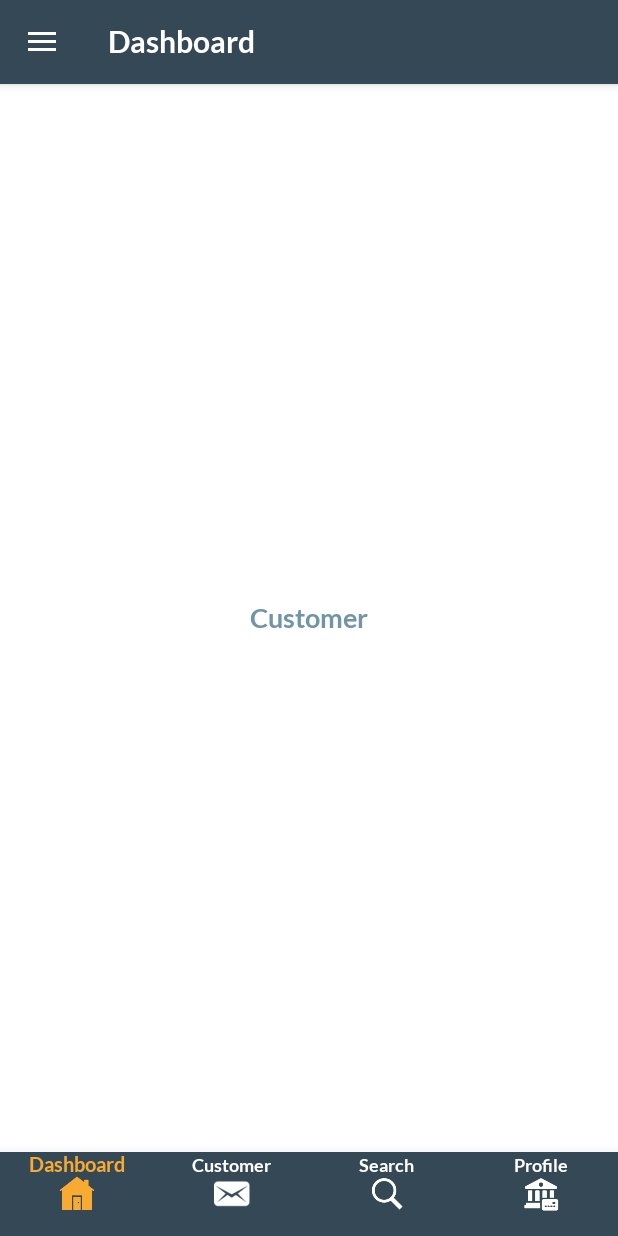
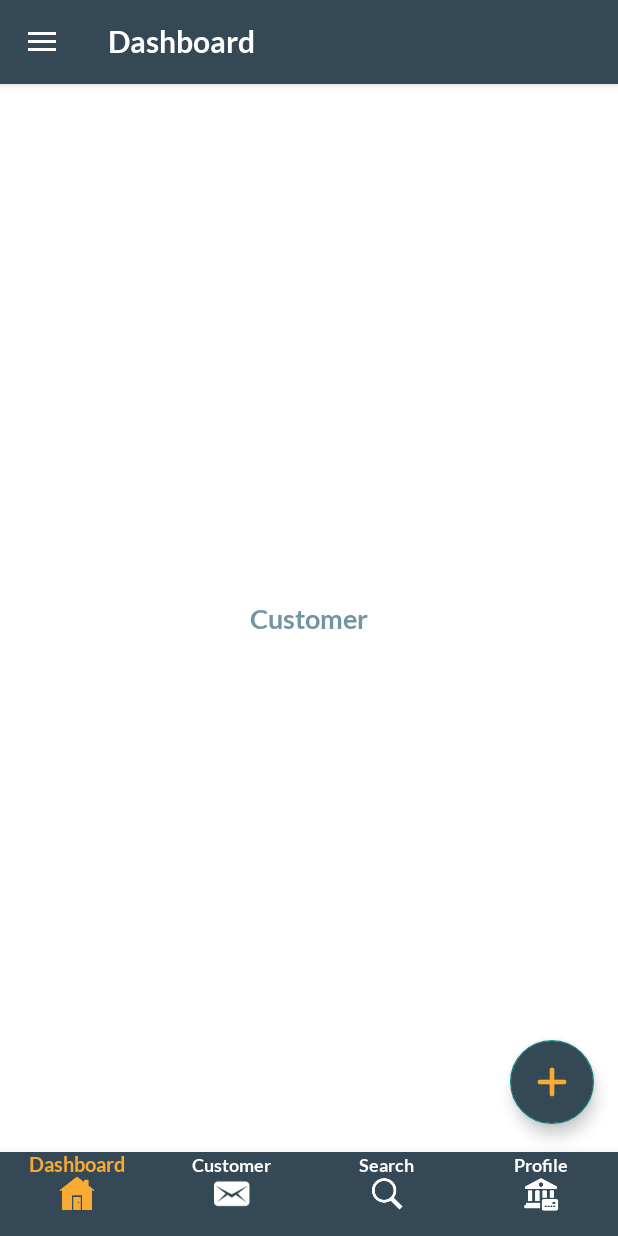
Before and after one commit to mariyarajendran/KotlinAndroid, an Android app: the fragment CustomerFragment placed in its activity, on a phone screen of 412 x 824 dp. Run offline under Robolectric (Android 15) with nearby library versions, the phone set to English and light mode, and no system bars; our stand-ins replace Dagger/Hilt's generated code, sdp/ssp sizes; 2 statements that could not run were skipped.

Commit message:
fix dagger issue and add designs

```diff
--- a/app/build.gradle
+++ b/app/build.gradle
@@ -50,6 +50,8 @@ dependencies {
     //module dimension
     implementation project(path: ':sdp-android')
 
+    //ripple effect
+
 
     testImplementation 'junit:junit:4.12'
     androidTestImplementation 'com.android.support.test:runner:1.0.2'
--- a/app/src/main/AndroidManifest.xml
+++ b/app/src/main/AndroidManifest.xml
@@ -7,6 +7,7 @@
     <uses-permission android:name="android.permission.ACCESS_NETWORK_STATE" />
 
     <application
+        android:name="absa.cgs.com.MyApplication"
         android:allowBackup="true"
         android:appComponentFactory="whateverString"
         android:icon="@mipmap/ic_launcher"
@@ -22,7 +23,9 @@
                 <category android:name="android.intent.category.LAUNCHER" />
             </intent-filter>
         </activity>
-        <activity android:name="absa.cgs.com.ui.screens.register.CustomerRegister"></activity>
+        <activity
+            android:name="absa.cgs.com.ui.screens.register.CustomerRegister"
+            android:theme="@style/AppTheme"></activity>
     </application>
 
 </manifest>
--- a/app/src/main/java/absa/cgs/com/MyApplication.kt
+++ b/app/src/main/java/absa/cgs/com/MyApplication.kt
@@ -31,4 +31,10 @@ class MyApplication : Application() {
         }
     }
 
+
+    fun getComponents(): ApplicationComponent {
+        return component
+    }
+
+
 }
--- a/app/src/main/java/absa/cgs/com/di/component/ActivityComponent.kt
+++ b/app/src/main/java/absa/cgs/com/di/component/ActivityComponent.kt
@@ -20,7 +20,10 @@ package absa.cgs.com.di.component
 import absa.cgs.com.di.annotation.PerActivity
 import absa.cgs.com.di.module.ActivityModule
 import absa.cgs.com.ui.screens.mainbaseactivity.MainActivity
+import absa.cgs.com.ui.screens.register.CustomerRegister
+import absa.cgs.com.utils.CommonUtils
 import dagger.Component
+
 
 /**
  * Created by amitshekhar on 13/01/17.
@@ -30,5 +33,12 @@ import dagger.Component
 interface ActivityComponent {
 
     fun inject(mainActivity: MainActivity)
+    fun inject(customerRegister: CustomerRegister)
+
+
+    fun commonUtils(): CommonUtils
+
+
+    //fun commonUtils(): CommonUtils
 
 }
--- a/app/src/main/java/absa/cgs/com/di/component/ApplicationComponent.kt
+++ b/app/src/main/java/absa/cgs/com/di/component/ApplicationComponent.kt
@@ -25,6 +25,7 @@ import javax.inject.Singleton
 import absa.cgs.com.MyApplication
 import absa.cgs.com.di.annotation.ApplicationContext
 import absa.cgs.com.di.module.ApplicationModule
+import absa.cgs.com.utils.CommonUtils
 import dagger.Component
 
 /**
@@ -39,7 +40,10 @@ interface ApplicationComponent {
     @ApplicationContext
     fun context(): Context
 
+
     fun application(): Application
+
+
 
     // DataManager dataManager();
 
--- a/app/src/main/java/absa/cgs/com/ui/screens/base/BaseActivity.kt
+++ b/app/src/main/java/absa/cgs/com/ui/screens/base/BaseActivity.kt
@@ -15,6 +15,7 @@ open class BaseActivity : AppCompatActivity(), BaseMvpView {
 
     override fun onCreate(savedInstanceState: Bundle?) {
         super.onCreate(savedInstanceState)
+
     }
 
 
--- a/app/src/main/java/absa/cgs/com/ui/screens/customer/CustomerFragment.kt
+++ b/app/src/main/java/absa/cgs/com/ui/screens/customer/CustomerFragment.kt
@@ -1,15 +1,36 @@
 package absa.cgs.com.ui.screens.customer
 
 import absa.cgs.com.kotlinplayground.R
+import absa.cgs.com.ui.screens.register.CustomerRegister
+import android.content.Intent
 import android.os.Bundle
 import android.view.LayoutInflater
 import android.view.View
 import android.view.ViewGroup
 import androidx.fragment.app.Fragment
+import com.google.android.material.floatingactionbutton.FloatingActionButton
 
 
 class CustomerFragment : Fragment() {
+
+    private var floatingActionButton: FloatingActionButton? = null
+
     override fun onCreateView(inflater: LayoutInflater, container: ViewGroup?, savedInstanceState: Bundle?): View? {
         return inflater.inflate(R.layout.fragment_customer_screen, container, false)
     }
+
+    override fun onViewCreated(view: View, savedInstanceState: Bundle?) {
+        super.onViewCreated(view, savedInstanceState)
+        floatingActionButton = view.findViewById(R.id.fcCustomerRegisterFActionButton) as FloatingActionButton
+        customerRegistration()
+    }
+
+    private fun customerRegistration() {
+        floatingActionButton?.setOnClickListener {
+            val intent = Intent(activity, CustomerRegister::class.java)
+            startActivity(intent)
+
+        }
+    }
+
 }
--- a/app/src/main/java/absa/cgs/com/ui/screens/mainbaseactivity/DrawerListAdapter.kt
+++ b/app/src/main/java/absa/cgs/com/ui/screens/mainbaseactivity/DrawerListAdapter.kt
@@ -43,7 +43,7 @@ class DrawerListAdapter(internal var activity: Activity, private val mypojos: Ar
             assignRowIndex(position)
             onListItemClickInterface.OnSelectedItemClickListener(mypojos.get(position), position)
             notifyDataSetChanged()
-            notifyItemChanged(position)
+            //notifyItemChanged(position)
         }
 
     }
--- a/app/src/main/java/absa/cgs/com/ui/screens/mainbaseactivity/MainActivity.kt
+++ b/app/src/main/java/absa/cgs/com/ui/screens/mainbaseactivity/MainActivity.kt
@@ -16,12 +16,12 @@ import com.google.android.material.bottomnavigation.BottomNavigationView
 import java.util.ArrayList
 import androidx.recyclerview.widget.DefaultItemAnimator
 import androidx.recyclerview.widget.LinearLayoutManager
+import javax.inject.Inject
 
 
 class MainActivity : BaseActivity(), MainView {
 
 
-    private var commonUtils = CommonUtils(this)
     private val presenterMain = MainPresenter(this, MainInteractor())
 
     private var mToolbar: Toolbar? = null
@@ -30,16 +30,19 @@ class MainActivity : BaseActivity(), MainView {
     private var mNavigationItems: ArrayList<String>? = null
     private var dashboardDrawerListAdapter: DrawerListAdapter? = null
 
+    @Inject
+    lateinit var commonUtils: CommonUtils
 
     override fun onCreate(savedInstanceState: Bundle?) {
         super.onCreate(savedInstanceState)
         setContentView(R.layout.activity_kotlin_play_ground)
-        //presenterMain.validateFirstTrigger("samples", "")
         init()
+        presenterMain.validateFirstTrigger("samples", "")
     }
 
 
     private fun init() {
+        activityComponent().inject(this)
         mToolbar = findViewById(R.id.dashboard_toolbar)
         mRecyclerView = findViewById(R.id.dashboard_rv_drawer)
         setSupportActionBar(mToolbar)
@@ -50,6 +53,7 @@ class MainActivity : BaseActivity(), MainView {
         loadFragment(DashboardFragment())
         val navigation = findViewById<BottomNavigationView>(R.id.content_dashboard_bottomnavigation_view)
         navigation.setOnNavigationItemSelectedListener(mOnNavigationItemSelectedListener)
+
     }
 
 
--- /dev/null
+++ b/app/src/main/res/drawable/ripple.xml
@@ -0,0 +1,5 @@
+<?xml version="1.0" encoding="utf-8"?>
+<ripple xmlns:android="http://schemas.android.com/apk/res/android"
+    android:color="@color/colorGray55">
+    <item android:drawable="@color/colorGray" />
+</ripple>
--- a/app/src/main/res/layout/fragment_customer_screen.xml
+++ b/app/src/main/res/layout/fragment_customer_screen.xml
@@ -1,5 +1,6 @@
 <?xml version="1.0" encoding="utf-8"?>
-<FrameLayout xmlns:android="http://schemas.android.com/apk/res/android"
+<androidx.constraintlayout.widget.ConstraintLayout xmlns:android="http://schemas.android.com/apk/res/android"
+    xmlns:app="http://schemas.android.com/apk/res-auto"
     android:layout_width="match_parent"
     android:layout_height="match_parent"
     android:background="@color/colorWhite">
@@ -11,5 +12,31 @@
         android:text="@string/bottom_nav_customer"
         android:textColor="@color/colorGray"
         android:textSize="18sp"
-        android:textStyle="bold" />
-</FrameLayout>
+        android:textStyle="bold"
+        app:layout_constraintBottom_toBottomOf="parent"
+        app:layout_constraintEnd_toEndOf="parent"
+        app:layout_constraintStart_toStartOf="parent"
+        app:layout_constraintTop_toTopOf="parent" />
+
+
+    <com.google.android.material.floatingactionbutton.FloatingActionButton
+        android:id="@+id/fcCustomerRegisterFActionButton"
+        android:layout_width="wrap_content"
+        android:layout_height="wrap_content"
+        android:layout_margin="16dp"
+        android:elevation="@dimen/_10sdp"
+        android:background="@color/colorPrimary"
+        android:backgroundTint="@color/colorPrimary"
+        android:contentDescription="@string/app_name"
+        android:src="@drawable/plus"
+        android:tint="@color/colorSecondary"
+        app:layout_constraintBottom_toBottomOf="parent"
+        app:layout_constraintRight_toRightOf="parent"
+        app:layout_constraintTop_toTopOf="parent"
+        app:layout_constraintVertical_bias="0.92" />
+    <!--app:layout_constraintBottom_toBottomOf="parent"-->
+    <!--app:layout_constraintEnd_toEndOf="parent"-->
+    <!--app:layout_constraintStart_toStartOf="parent"-->
+
+
+</androidx.constraintlayout.widget.ConstraintLayout>
--- a/app/src/main/res/values/styles.xml
+++ b/app/src/main/res/values/styles.xml
@@ -5,7 +5,7 @@
         <!-- Customize your theme here. -->
         <item name="colorPrimary">@color/colorPrimary</item>
         <item name="colorPrimaryDark">@color/colorPrimaryDark</item>
-        <item name="colorAccent">@color/colorAccent</item>
+        <item name="colorAccent">@color/colorGray</item>
     </style>
 
     <style name="AppTheme.AppBarOverlay" parent="ThemeOverlay.AppCompat.Dark.ActionBar" />
@@ -15,6 +15,7 @@
     <style name="AppTheme.NoActionBar" parent="Theme.AppCompat.Light.DarkActionBar">
         <item name="windowActionBar">true</item>
         <item name="windowNoTitle">true</item>
+        <item name="colorPrimaryDark">@color/colorPrimaryDark</item>
         <item name="android:windowFullscreen">false</item>
     </style>
 
--- a/build.gradle
+++ b/build.gradle
@@ -5,7 +5,7 @@ buildscript {
 
     ext.versions = [
 
-            'kotlin'   : '1.3.50',
+            'kotlin'   : '1.3.31',
             'dagger'   : '2.16',
             'retrofit' : '2.5.0',
             'okhttp'   : '3.3.1',
--- a/gradle.properties
+++ b/gradle.properties
@@ -11,6 +11,7 @@ org.gradle.jvmargs=-Xmx1536m
 android.useAndroidX=true
 android.enableJetifier=true
 kapt.verbose=true
+kapt.incremental.apt=true
 # When configured, Gradle will run in incubating parallel mode.
 # This option should only be used with decoupled projects. More details, visit
 # http://www.gradle.org/docs/current/userguide/multi_project_builds.html#sec:decoupled_projects
```
Also changed, not shown: app/src/main/java/absa/cgs/com/ui/screens/register/CustomerRegister.kt (+7 -1 lines), app/src/main/java/absa/cgs/com/utils/CommonUtils.kt (+8 -3 lines), app/src/main/res/drawable-v21/ripple.xml (added, +11 -0 lines), app/src/main/res/layout/activity_customer_register.xml (+6 -6 lines), app/src/main/res/layout/layout_drawer_item.xml (+6 -1 lines), app/src/main/res/drawable/plus.png (added).
